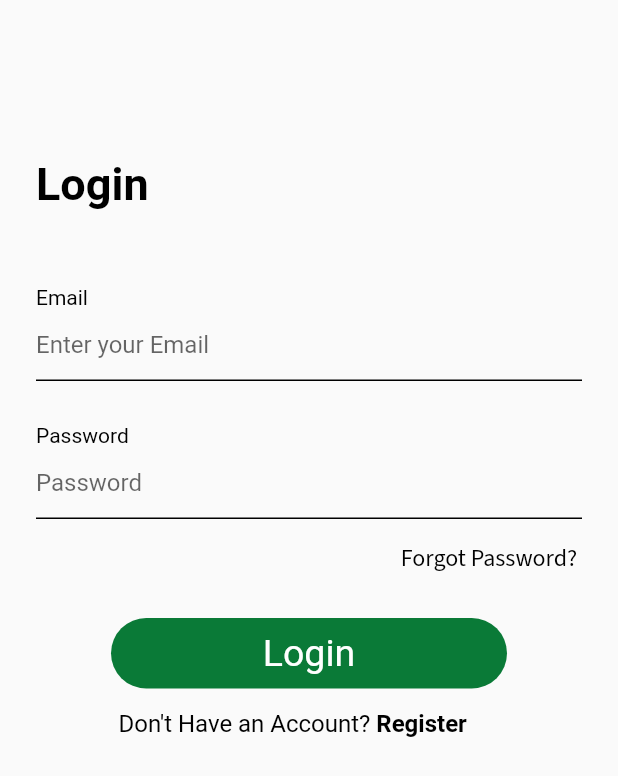
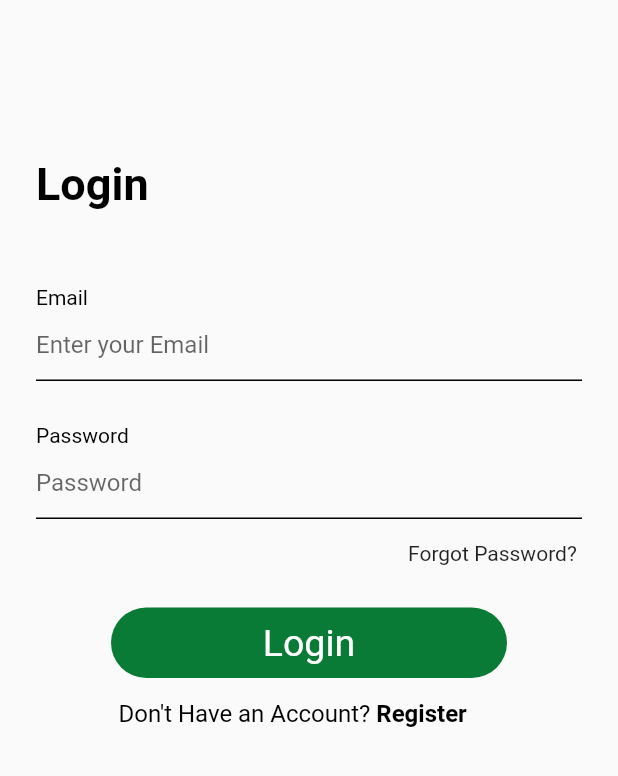
Before and after one commit to ahmedraza55592/plant_tree, a Flutter app: the screen it shows after launch, on a phone screen of 412 x 824 dp. Shown: the top 776 px of the screen. Run offline on Flutter 3.47's test engine with Material 2 defaults, Android fonts, the phone set to English and light mode, and no system bars; our stand-ins replace flutter_svg, google_fonts; statements that could not run were skipped; project files that could hold a hidden picture were left out.

Commit message:
*styles   - added color in colors.dart   - added some text styles in text_styles.dart

```diff
--- a/lib/styles/colors.dart
+++ b/lib/styles/colors.dart
@@ -5,6 +5,7 @@ abstract class AppColors {
   static Color get green => const Color(0xff0A7A37);
   static Color get white => const Color(0xffFFFFFF);
   static Color get lightgrey => const Color(0xffafafaf);
+  static Color get lightBlack => const Color(0xff8D7C7C);
 
   // static Color get lightwhite => const Color(0xffEFE7E7);
   // static Color get facebook => const Color(0xFF3b5998);
--- a/lib/styles/text_style.dart
+++ b/lib/styles/text_style.dart
@@ -8,32 +8,39 @@ abstract class TextStyles {
           color: AppColors.black,
           fontSize: 14.0,
           fontStyle: FontStyle.normal,
-    ));
+        ),
+      );
 
   static TextStyle get body23 => GoogleFonts.roboto(
         textStyle: TextStyle(
           color: AppColors.black,
           fontSize: 23.0,
           fontStyle: FontStyle.normal,
-    ));
+        ),
+      );
 
-  static TextStyle get forgotPassword {
-    return GoogleFonts.sourceSansPro(
+  static TextStyle get body19 => GoogleFonts.roboto(
+        textStyle: TextStyle(
+          color: AppColors.lightBlack,
+          fontSize: 19.0,
+          fontStyle: FontStyle.normal,
+        ),
+      );
+  static TextStyle get body16 => GoogleFonts.roboto(
         textStyle: TextStyle(
           color: AppColors.black,
+          fontSize: 16.0,
           fontStyle: FontStyle.normal,
-        fontSize: 16.0,
-      )
+          fontWeight: FontWeight.normal,
+        ),
       );
-  }
 
-  static TextStyle get primaryHeading {
-    return GoogleFonts.roboto(
+  static TextStyle get primaryHeading => GoogleFonts.roboto(
         textStyle: TextStyle(
           fontWeight: FontWeight.bold,
           color: AppColors.black,
           fontSize: 30.0,
           fontStyle: FontStyle.normal,
-    ));
+        ),
+      );
 }
-}
```
Lines whose indentation alone changed are shown as unchanged.
